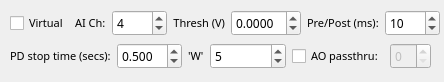
Qt form AcqPDParams.ui (acorver/SpikeGL) before a commit.
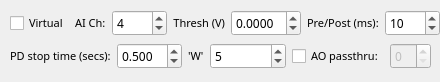
The same form after that commit.

Commit message: fixed up UI look and feel, recpmpiled FG_SpikeGL.exe

```diff
--- a/AcqPDParams.ui
+++ b/AcqPDParams.ui
@@ -6,7 +6,7 @@
    <rect>
     <x>0</x>
     <y>0</y>
-    <width>444</width>
+    <width>440</width>
     <height>82</height>
    </rect>
   </property>
```
The commit also changes 3 other files.
